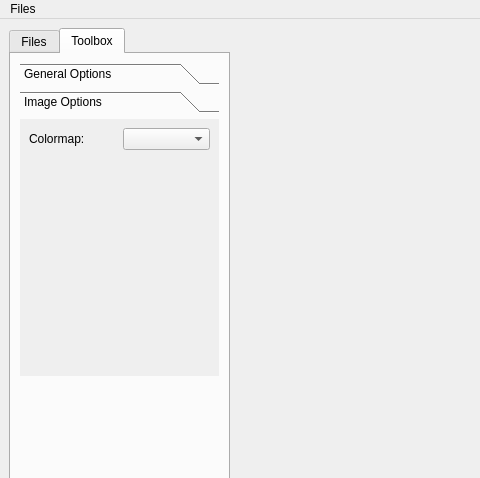
First picture: the form in nifti_gridview/ngv_gui/mainwindow.ui, repository alabamagan/NIfTI-gridview, before the edit; both pictures show x 0 to 480 and y 0 to 478 of the 965 by 731 pixel window.
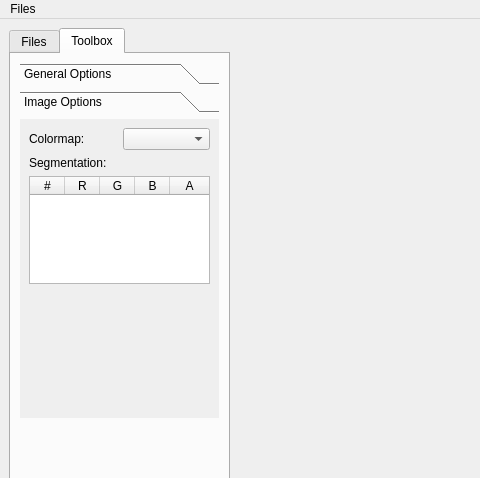
Second picture: the form after the edit. The open tabs and pages were chosen to show the change.

```diff
--- a/nifti_gridview/ngv_gui/mainwindow.ui
+++ b/nifti_gridview/ngv_gui/mainwindow.ui
@@ -191,7 +191,7 @@
              <x>0</x>
              <y>0</y>
              <width>197</width>
-             <height>257</height>
+             <height>286</height>
             </rect>
            </property>
            <attribute name="label">
@@ -212,6 +212,60 @@
               </item>
              </layout>
             </item>
+            <item>
+             <widget class="QLabel" name="label_6">
+              <property name="text">
+               <string>Segmentation:</string>
+              </property>
+             </widget>
+            </item>
+            <item>
+             <widget class="QTableWidget" name="tableWidget_segmentations">
+              <property name="columnCount">
+               <number>5</number>
+              </property>
+              <attribute name="horizontalHeaderCascadingSectionResizes">
+               <bool>true</bool>
+              </attribute>
+              <attribute name="horizontalHeaderDefaultSectionSize">
+               <number>35</number>
+              </attribute>
+              <attribute name="horizontalHeaderMinimumSectionSize">
+               <number>25</number>
+              </attribute>
+              <attribute name="horizontalHeaderStretchLastSection">
+               <bool>true</bool>
+              </attribute>
+              <column>
+               <property name="text">
+                <string>#</string>
+               </property>
+               <property name="toolTip">
+                <string>Name of the loaded segmentation set.</string>
+               </property>
+              </column>
+              <column>
+               <property name="text">
+                <string>R</string>
+               </property>
+              </column>
+              <column>
+               <property name="text">
+                <string>G</string>
+               </property>
+              </column>
+              <column>
+               <property name="text">
+                <string>B</string>
+               </property>
+              </column>
+              <column>
+               <property name="text">
+                <string>A</string>
+               </property>
+              </column>
+             </widget>
+            </item>
             <item>
              <spacer name="verticalSpacer_3">
               <property name="orientation">
```
Left out of the diff: 2 changed lines with no effect on the pictures.
